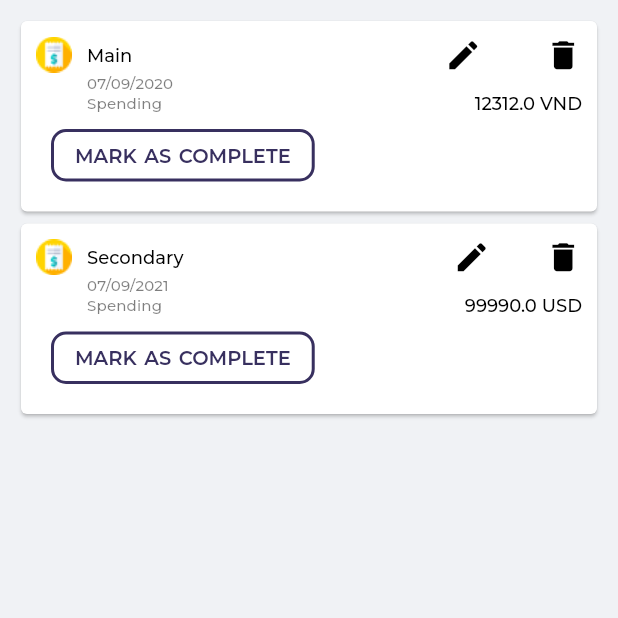
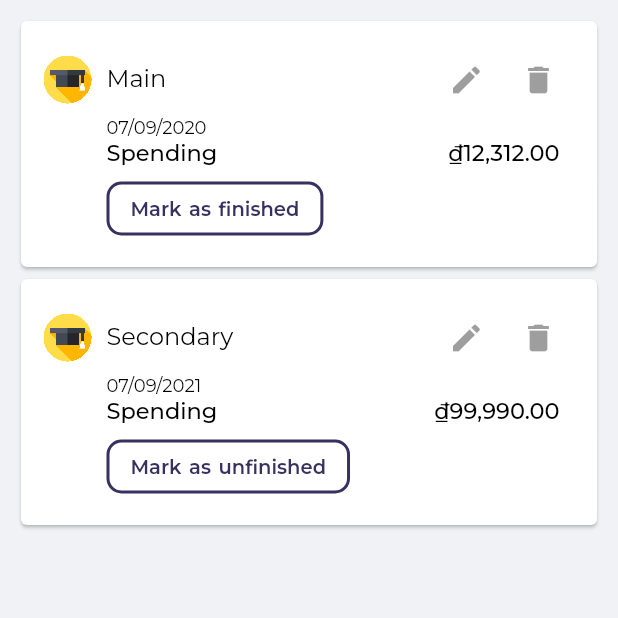
Before and after one commit to princ3od/Keepital, a Flutter app: the OnGoingTab screen opened directly, on a phone screen of 412 x 824 dp, the top half of it. Run offline on Flutter 3.47's test engine with Material 2 defaults, Android fonts, the phone set to English and light mode, and no system bars; our stand-ins replace animated_text_kit, cloud_firestore, firebase_auth, firebase_core, flutter_spinkit, flutter_svg and 8 more; missing offline and left inert: currency_picker; accounts and stored records are empty; statements that could not run were skipped.

Commit message:
[EventScreen]: update UI
# Conflicts:
#	lib/app/modules/add_category/screens/add_category_screen.dart

```diff
--- a/lib/app/core/theme/app_theme.dart
+++ b/lib/app/core/theme/app_theme.dart
@@ -51,12 +51,12 @@ class AppTheme {
         ),
         subtitle1: GoogleFonts.montserrat(
           color: textColor,
-          fontSize: 10,
+          fontSize: 10.5,
           fontWeight: FontWeight.normal,
         ),
         subtitle2: GoogleFonts.montserrat(
           color: textColor.withOpacity(0.5),
-          fontSize: 10,
+          fontSize: 10.5,
           fontWeight: FontWeight.w500,
         ),
         bodyText1: GoogleFonts.montserrat(
--- a/lib/app/core/values/app_value.dart
+++ b/lib/app/core/values/app_value.dart
@@ -13,3 +13,9 @@ class AppValue {
   static const favoritedCurrencies = ['VND', 'USD'];
   static const delayTime = Duration(milliseconds: 500);
 }
+
+class FormatValue {
+  static const fullDateFormat = 'dd MMMM, yyyy';
+  static const monthReducedDateFormat = 'dd MMM, yyyy';
+  static const numbericDateFormat = 'dd/MM/yyyy';
+}
--- a/lib/app/core/values/languages/en_US.dart
+++ b/lib/app/core/values/languages/en_US.dart
@@ -76,7 +76,8 @@ const Map<String, String> enLanguagePackage = {
   'finished': 'Finished',
   'spending': 'Spending',
   'add_event': 'Add Event',
-  'mark_as_finished': 'MARK AS FINISHED',
+  'mark_as_finished': 'Mark as finished',
+  'mark_as_unfinished': 'Mark as unfinished',
   'event_name': "Event's Name",
   'currency': 'Currency',
   'Info': 'info',
--- a/lib/app/core/values/languages/vi_VN.dart
+++ b/lib/app/core/values/languages/vi_VN.dart
@@ -71,7 +71,7 @@ const Map<String, String> viLanguagePackage = {
   'Your\'s first wallet has been added': 'Chiếc ví đầu tiên của bạn thêm vào thành công',
   'Error': 'Lỗi',
   'Your\'s input data is invalid': 'Dữ liệu bạn nhập không hợp lệ',
-  'My wallets': 'My wallets',
+  'My wallets': 'Danh mục ví',
   'Categories': 'Danh mục chi tiêu',
   'Debts': 'Các khoản nợ',
   'Travel mode': 'Chế độ du lịch',
@@ -84,7 +84,8 @@ const Map<String, String> viLanguagePackage = {
   'finished': 'Đã kết thúc',
   'spending': 'Tổng tiền',
   'add_event': 'Thêm Sự Kiện',
-  'mark_as_finished': 'DỪNG SỰ KIỆN',
+  'mark_as_finished': 'Đánh dấu đã kết thúc',
+  'mark_as_unfinished': 'Đánh dấu chưa kết thúc',
   'event_name': "Tên Sự kiện",
   'currency': 'Đơn vị tiền tệ',
   'Info': 'Thông báo',
--- a/lib/app/data/models/event.dart
+++ b/lib/app/data/models/event.dart
@@ -1,3 +1,4 @@
+import 'package:keepital/app/core/values/assets.gen.dart';
 import 'package:keepital/app/data/models/base_model.dart';
 
 class Event extends BaseModel {
@@ -5,6 +6,7 @@ class Event extends BaseModel {
   DateTime endDate;
   String currencyId;
   String currencySymbol;
+  String iconId = Assets.inAppIconEducation.path;
   double spending;
   bool isMarkedCompleted;
 
@@ -25,6 +27,7 @@ class Event extends BaseModel {
         isMarkedCompleted = data['isMarkedCompleted'] ?? false,
         currencyId = data['currencyId'] ?? '',
         currencySymbol = data['currencySymbol'] ?? '',
+        iconId = data['iconId'] ?? Assets.inAppIconEducation.path,
         super(data['id']);
 
   @override
@@ -32,7 +35,9 @@ class Event extends BaseModel {
     return <String, dynamic>{
       'name': name,
       'endDate': endDate,
-      'currency': currencyId,
+      'currencyId': currencyId,
+      'currencySymbol': currencySymbol,
+      'iconId': iconId,
       'spending': spending,
       'isMarkedCompleted': isMarkedCompleted,
     };
--- a/lib/app/modules/add_category/screens/add_category_screen.dart
+++ b/lib/app/modules/add_category/screens/add_category_screen.dart
@@ -114,7 +114,7 @@ class AddCategoryScreen extends StatelessWidget {
                       ),
                     )),
                 Obx(() => ClickableListItem(
-                    icon: Icon(Icons.category),
+                    leading: Icon(Icons.category),
                     text: _controller.parentName.value,
                     hintText: 'Parent category'.tr,
                     onPressed: () async {
--- a/lib/app/modules/event/widgets/event_item.dart
+++ b/lib/app/modules/event/widgets/event_item.dart
@@ -1,75 +1,82 @@
 import 'package:flutter/cupertino.dart';
 import 'package:flutter/material.dart';
 import 'package:get/get_utils/src/extensions/internacionalization.dart';
-import 'package:google_fonts/google_fonts.dart';
-import 'package:intl/intl.dart';
-import 'package:keepital/app/core/values/asset_strings.dart';
+import 'package:keepital/app/core/utils/image_view.dart';
+import 'package:keepital/app/core/utils/utils.dart';
+import 'package:keepital/app/core/values/app_colors.dart';
 import 'package:keepital/app/data/models/event.dart';
 
-class EventItem extends StatelessWidget {
+class EventItem extends StatefulWidget {
+  const EventItem({required this.event, this.onMark, this.onEdit, this.onDelete});
   final Event event;
-  const EventItem({required this.event});
+  final Function()? onMark;
+  final Function()? onEdit;
+  final Function()? onDelete;
+
+  @override
+  State<EventItem> createState() => _EventItemState();
+}
+
+class _EventItemState extends State<EventItem> {
+  String get buttonText => widget.event.isMarkedCompleted ? 'mark_as_finished'.tr : 'mark_as_unfinished'.tr;
   @override
   Widget build(BuildContext context) {
     return Card(
         child: Container(
       child: Padding(
-        padding: const EdgeInsets.all(10.0),
+        padding: const EdgeInsets.all(15.0),
         child: Column(
           crossAxisAlignment: CrossAxisAlignment.start,
+          children: [
+            Row(
               mainAxisAlignment: MainAxisAlignment.spaceBetween,
               children: [
                 Row(
                   children: [
                     Padding(
                       padding: const EdgeInsets.only(right: 10.0),
-                  child: Image.asset(AssetStringsPng.event),
+                      child: ImageView(widget.event.iconId, size: 32),
                     ),
                     Text(
-                  event.name,
-                  style: GoogleFonts.montserrat(fontSize: 12, fontWeight: FontWeight.w500),
+                      widget.event.name,
+                      style: Theme.of(context).textTheme.headline5,
                     ),
-                Spacer(flex: 5),
-                InkWell(
-                    splashColor: Colors.grey,
-                    onTap: () {},
-                    child: Icon(
-                      Icons.edit,
-                      size: 25,
-                    )),
-                Spacer(
-                  flex: 1,
+                  ],
                 ),
-                InkWell(
-                    splashColor: Colors.grey,
-                    onTap: () {},
-                    child: Icon(
-                      Icons.delete,
-                      size: 25,
-                    ))
+                Row(
+                  children: [
+                    IconButton(onPressed: widget.onEdit, icon: Icon(Icons.edit), color: AppColors.textColor),
+                    IconButton(onPressed: widget.onDelete, icon: Icon(Icons.delete), color: AppColors.textColor),
+                  ],
+                )
               ],
             ),
             Padding(
-              padding: const EdgeInsets.only(left: 34.0),
-              child: Text(DateFormat('dd/MM/yyyy').format(event.endDate), style: Theme.of(context).textTheme.subtitle2),
+              padding: const EdgeInsets.only(left: 42.0),
+              child: Text(widget.event.endDate.numbericDate, style: Theme.of(context).textTheme.bodyText1),
             ),
             Row(
               mainAxisAlignment: MainAxisAlignment.spaceBetween,
               children: [
                 Padding(
-                  padding: const EdgeInsets.only(left: 34.0),
-                  child: Text('spending'.tr, style: Theme.of(context).textTheme.subtitle2),
+                  padding: const EdgeInsets.only(left: 42.0),
+                  child: Text('spending'.tr, style: Theme.of(context).textTheme.headline4),
                 ),
-                Text(event.spending.toString() + " " + event.currencyId)
+                Padding(
+                  padding: const EdgeInsets.only(right: 10.0),
+                  child: Text(widget.event.spending.money('\₫'), style: Theme.of(context).textTheme.headline4),
+                ),
               ],
             ),
-            Container(
-              padding: EdgeInsets.all(10),
-              height: 55,
+            Padding(
+              padding: const EdgeInsets.only(left: 42.0, top: 5.0),
               child: OutlinedButton(
-                child: Text('MARK AS COMPLETE'.tr),
+                child: Text(buttonText),
                 onPressed: () {
-                  print('Received click');
+                  setState(() {
+                    widget.event.isMarkedCompleted = !widget.event.isMarkedCompleted;
+                  });
+                  widget.onMark?.call();
                 },
               ),
             )
--- a/lib/app/modules/event/widgets/on_going_tab.dart
+++ b/lib/app/modules/event/widgets/on_going_tab.dart
@@ -11,16 +11,16 @@ class FakeData {
 }
 
 class OnGoingTab extends StatelessWidget {
-  final items = List.from(FakeData.events);
-
+  final List<Event>? events;
+  OnGoingTab({Key? key, this.events}) : super(key: key);
   @override
   Widget build(BuildContext context) {
     return Scaffold(
       body: ListView.builder(
-        itemCount: items.length,
+        itemCount: events?.length ?? FakeData.events.length,
         padding: const EdgeInsets.all(10),
         itemBuilder: (BuildContext context, int index) {
-          return EventItem(event: items[index]);
+          return EventItem(event: events?[index] ?? FakeData.events[index]);
         },
       ),
     );
```
Also changed, not shown: lib/app/core/utils/utils.dart (+13 -0 lines), lib/app/global_widgets/clickable_list_item.dart (+14 -16 lines), lib/app/modules/add_transaction/screens/add_transaction_screen.dart (+3 -4 lines), lib/app/modules/event/widgets/finished_tab.dart (+11 -4 lines), lib/app/modules/event/events_controller.dart (added). Lines whose indentation alone changed are shown as unchanged.
